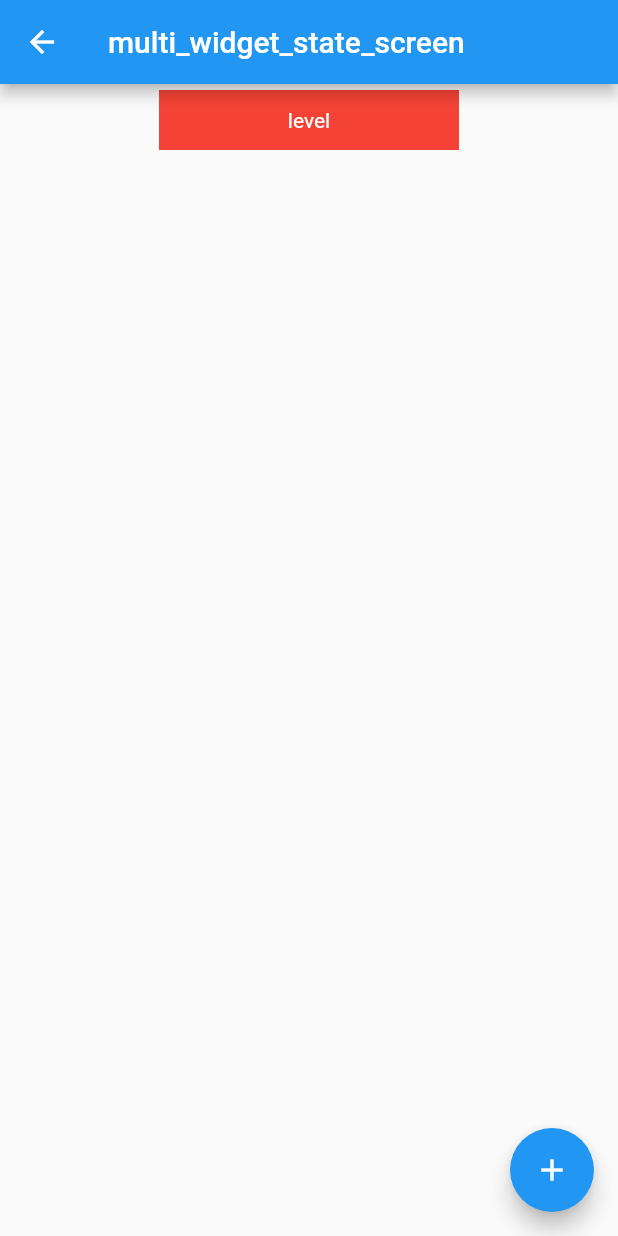
After one commit to jjgajjar04/test_app, a Flutter app: the screen it shows after launch, after a tap on "multi_widget_state_screen", on a phone screen of 412 x 824 dp. The commit adds this screen. Run offline on Flutter 3.47's test engine with Material 2 defaults, Android fonts, the light colour scheme and no system bars.

Commit message:
state change passing through multiple widget

```diff
--- a/lib/app.dart
+++ b/lib/app.dart
@@ -2,7 +2,10 @@ import 'package:flutter/material.dart';
 import 'package:test_app/screens/home.dart';
 import 'package:test_app/screens/button_screen.dart';
 import 'package:test_app/screens/list_screen.dart';
+import 'package:test_app/screens/multi_widget_state_screen.dart';
+import 'package:test_app/screens/provider_state_screen.dart';
 import 'package:test_app/screens/row_column_screen.dart';
+import 'package:test_app/screens/simple_state_screen.dart';
 
 class App extends StatelessWidget {
   @override
@@ -15,6 +18,10 @@ class App extends StatelessWidget {
         ButtonScreen.id: (context) => ButtonScreen(),
         ListScreen.id: (context) => ListScreen(),
         RowColumnScreen.id: (context) => RowColumnScreen(),
+        SimpleStateScreen.id: (context) =>
+            SimpleStateScreen(color: Colors.green),
+        MultiWidgetStateScreen.id: (context) => MultiWidgetStateScreen(),
+        ProviderStateScreen.id: (context) => ProviderStateScreen()
       },
     );
   }
--- /dev/null
+++ b/lib/components/card/level1.dart
@@ -0,0 +1,19 @@
+import 'package:flutter/material.dart';
+import 'package:test_app/components/card/level2.dart';
+
+class Level1 extends StatefulWidget {
+  final String title;
+  Level1({this.title});
+
+  @override
+  _Level1State createState() => _Level1State();
+}
+
+class _Level1State extends State<Level1> {
+  @override
+  Widget build(BuildContext context) {
+    return Level2(
+      title: widget.title,
+    );
+  }
+}
--- /dev/null
+++ b/lib/components/card/level2.dart
@@ -0,0 +1,19 @@
+import 'package:flutter/material.dart';
+import 'package:test_app/components/card/level3.dart';
+
+class Level2 extends StatefulWidget {
+  final String title;
+  Level2({this.title});
+
+  @override
+  _Level2State createState() => _Level2State();
+}
+
+class _Level2State extends State<Level2> {
+  @override
+  Widget build(BuildContext context) {
+    return Level3(
+      title: widget.title,
+    );
+  }
+}
--- /dev/null
+++ b/lib/components/card/level3.dart
@@ -0,0 +1,30 @@
+import 'package:flutter/material.dart';
+
+class Level3 extends StatefulWidget {
+  final String title;
+  Level3({this.title});
+
+  @override
+  _Level3State createState() => _Level3State();
+}
+
+class _Level3State extends State<Level3> {
+  @override
+  Widget build(BuildContext context) {
+    return Padding(
+      padding: EdgeInsets.all(4.0),
+      child: Container(
+        height: 40.0,
+        width: 200.0,
+        color: Colors.red,
+        child: Center(
+            child: Text(
+          widget.title == null ? 'level 3' : widget.title,
+          style: TextStyle(
+            color: Colors.white,
+          ),
+        )),
+      ),
+    );
+  }
+}
--- a/lib/screens/home.dart
+++ b/lib/screens/home.dart
@@ -37,9 +37,36 @@ class Home extends StatelessWidget {
                 Navigator.pushNamed(context, Constants.ROW_COLUMN_SCREEN);
               },
             ),
-            ListCard(title: 'card 4', color: Colors.green),
-            ListCard(title: 'card 5', color: Colors.yellow),
-            ListCard(title: 'card 6', color: Colors.orange),
+            ListCard(
+              title: Constants.SIMPLE_STATE_SCREEN,
+              color: Colors.green,
+              onTap: () {
+                Navigator.pushNamed(
+                  context,
+                  Constants.SIMPLE_STATE_SCREEN,
+                );
+              },
+            ),
+            ListCard(
+              title: Constants.MULTI_WIDGET_STATE_SCREEN,
+              color: Colors.yellow,
+              onTap: () {
+                Navigator.pushNamed(
+                  context,
+                  Constants.MULTI_WIDGET_STATE_SCREEN,
+                );
+              },
+            ),
+            ListCard(
+              title: Constants.PROVIDER_STATE_SCREEN,
+              color: Colors.orange,
+              onTap: () {
+                Navigator.pushNamed(
+                  context,
+                  Constants.PROVIDER_STATE_SCREEN,
+                );
+              },
+            ),
             ListCard(title: 'card 6', color: Colors.red),
           ],
         ),
--- /dev/null
+++ b/lib/screens/multi_widget_state_screen.dart
@@ -0,0 +1,42 @@
+import 'package:flutter/material.dart';
+import 'package:test_app/components/card/level1.dart';
+import 'package:test_app/utils/constants.dart';
+
+class MultiWidgetStateScreen extends StatefulWidget {
+  static const String id = Constants.MULTI_WIDGET_STATE_SCREEN;
+  @override
+  _MultiWidgetStateScreenState createState() => _MultiWidgetStateScreenState();
+}
+
+class _MultiWidgetStateScreenState extends State<MultiWidgetStateScreen> {
+  String title = 'level';
+  int count = 0;
+
+  @override
+  Widget build(BuildContext context) {
+    return Scaffold(
+      appBar: AppBar(
+        title: Text(Constants.MULTI_WIDGET_STATE_SCREEN),
+      ),
+      body: Center(
+        child: Container(
+          child: Column(
+            crossAxisAlignment: CrossAxisAlignment.center,
+            children: [
+              Level1(title: title),
+            ],
+          ),
+        ),
+      ),
+      floatingActionButton: FloatingActionButton(
+        child: Icon(Icons.add),
+        onPressed: () {
+          setState(() {
+            count++;
+            title = 'level ' + count.toString();
+          });
+        },
+      ),
+    );
+  }
+}
--- /dev/null
+++ b/lib/screens/provider_state_screen.dart
@@ -0,0 +1,14 @@
+import 'package:flutter/material.dart';
+import 'package:test_app/utils/constants.dart';
+
+class ProviderStateScreen extends StatelessWidget {
+  static const id = Constants.PROVIDER_STATE_SCREEN;
+  @override
+  Widget build(BuildContext context) {
+    return Scaffold(
+      appBar: AppBar(
+        title: Text(Constants.PROVIDER_STATE_SCREEN),
+      ),
+    );
+  }
+}
--- a/lib/utils/constants.dart
+++ b/lib/utils/constants.dart
@@ -3,4 +3,7 @@ class Constants {
   static const BUTTON_SCREEN = 'button_screen';
   static const LIST_SCREEN = 'list_screen';
   static const ROW_COLUMN_SCREEN = 'Row_Column_Screen';
+  static const SIMPLE_STATE_SCREEN = 'simple_state_screen';
+  static const MULTI_WIDGET_STATE_SCREEN = 'multi_widget_state_screen';
+  static const PROVIDER_STATE_SCREEN = 'provider_state_screen';
 }
```
Also changed, not shown: lib/screens/simple_state_screen.dart (added, +45 -0 lines).
